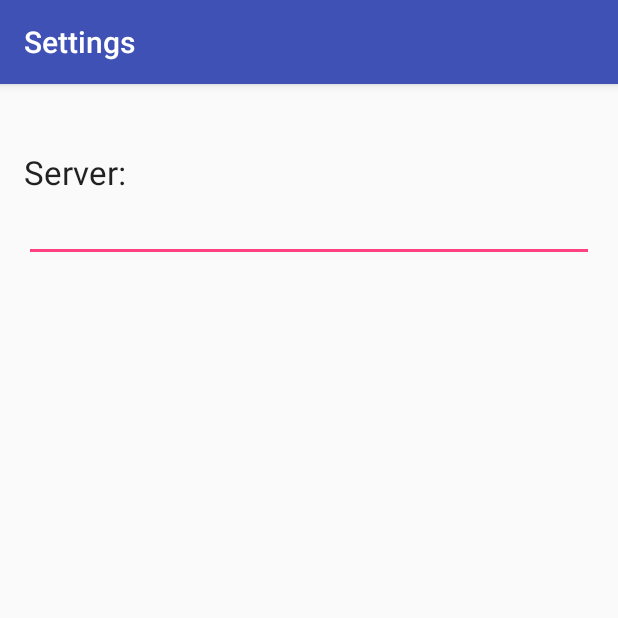
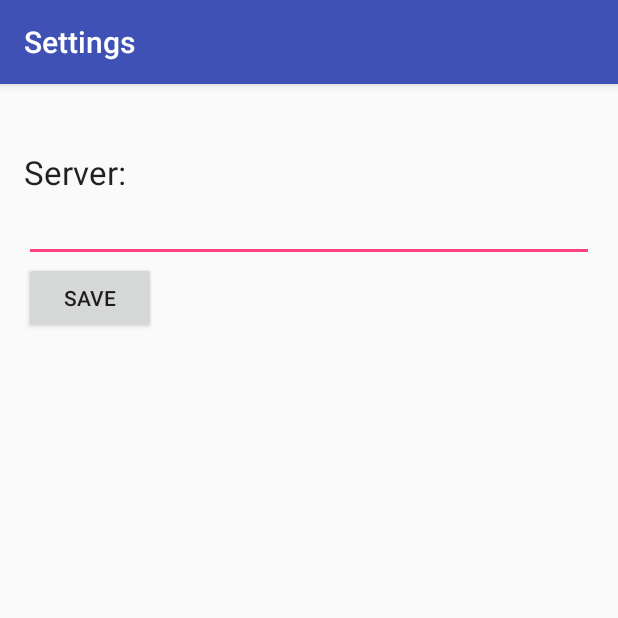
Before and after one commit to p-raths/MEG_Projekt, an Android app: the Settings screen opened directly, with no data from a screen before it, on a phone screen of 412 x 824 dp, the top half of it. Run offline under Robolectric (Android 15) with nearby library versions, the phone set to English and light mode, and no system bars; 1 statement that could not run was skipped.

Commit message:
updated Settings Activity

```diff
--- a/app/src/main/res/layout/content_settings.xml
+++ b/app/src/main/res/layout/content_settings.xml
@@ -27,4 +27,12 @@
         android:layout_alignParentStart="true"
         android:layout_alignParentEnd="true" />
 
+    <Button
+        android:layout_width="wrap_content"
+        android:layout_height="wrap_content"
+        android:text="Save"
+        android:id="@+id/button3"
+        android:layout_below="@+id/editText3"
+        android:layout_alignParentStart="true" />
+
 </RelativeLayout>
```
